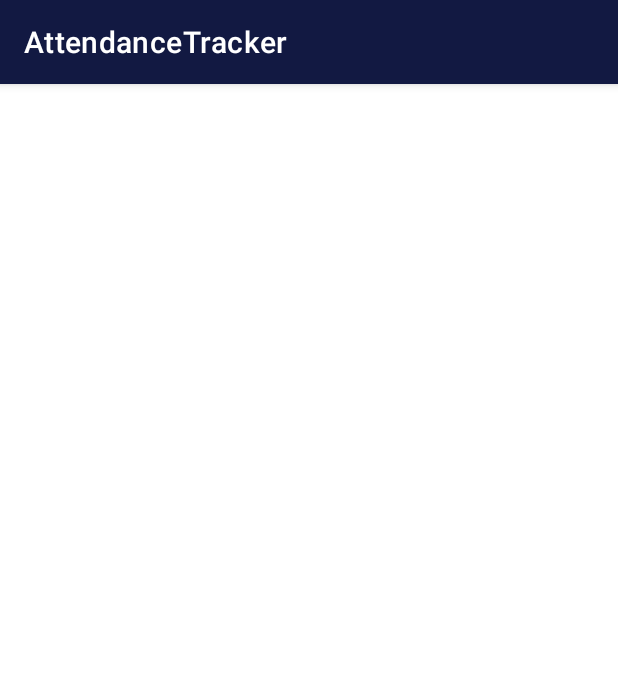
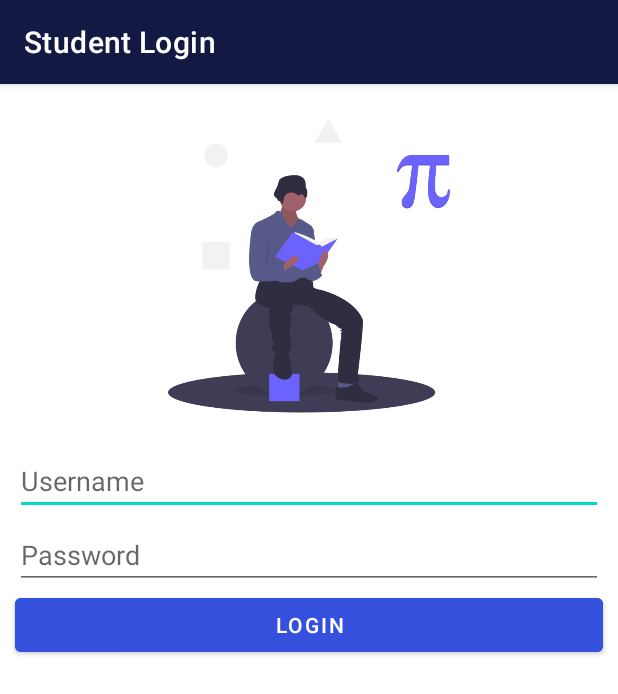
Before and after one commit to edgeDancer256/AttendanceTracker, an Android app: the StudentLogin screen opened directly, with no data from a screen before it, on a phone screen of 412 x 824 dp. Shown: the top 694 px of the screen. Run offline under Robolectric (Android 15) with nearby library versions, the phone set to English and light mode, and no system bars.

Commit message:
Welcome Screens

```diff
--- a/app/src/main/AndroidManifest.xml
+++ b/app/src/main/AndroidManifest.xml
@@ -15,9 +15,11 @@
         tools:targetApi="31">
         <activity
             android:name=".StudentLogin"
+            android:label="@string/student_activity"
             android:exported="false" />
         <activity
             android:name=".TeacherLogin"
+            android:label="@string/teacher_activity"
             android:exported="false" />
         <activity
             android:name=".AdminLogin"
--- a/app/src/main/res/layout/activity_student_login.xml
+++ b/app/src/main/res/layout/activity_student_login.xml
@@ -6,4 +6,79 @@
     android:layout_height="match_parent"
     tools:context=".StudentLogin">
 
+    <LinearLayout
+        android:layout_width="match_parent"
+        android:layout_height="match_parent"
+        android:orientation="vertical">
+
+        <ImageView
+            android:id="@+id/imageView4"
+            android:layout_width="match_parent"
+            android:layout_height="242dp"
+            android:maxWidth="10dp"
+            android:maxHeight="15dp"
+            app:srcCompat="@drawable/student_login" />
+
+        <EditText
+            android:id="@+id/editTextTextPersonName3"
+            android:layout_width="match_parent"
+            android:layout_height="wrap_content"
+            android:ems="10"
+            android:inputType="textPersonName"
+
+            android:layout_gravity="center"
+            android:layout_marginLeft="10dp"
+            android:layout_marginRight="10dp"
+
+            android:hint="@string/username"
+            android:text="" />
+
+        <View
+            android:id="@+id/divider4"
+            android:layout_width="match_parent"
+            android:layout_height="1dp"
+            android:backgroundTint="@color/white"
+            android:background="?android:attr/listDivider" />
+
+        <View
+            android:id="@+id/divider5"
+            android:layout_width="match_parent"
+            android:layout_height="1dp"
+            android:backgroundTint="@color/white"
+            android:background="?android:attr/listDivider" />
+
+        <View
+            android:id="@+id/divider6"
+            android:layout_width="match_parent"
+            android:layout_height="1dp"
+            android:backgroundTint="@color/white"
+            android:background="?android:attr/listDivider" />
+
+        <EditText
+            android:id="@+id/editTextTextPassword3"
+            android:layout_width="match_parent"
+            android:layout_height="wrap_content"
+            android:ems="10"
+
+            android:layout_gravity="center"
+            android:layout_marginLeft="10dp"
+            android:layout_marginRight="10dp"
+
+            android:hint="@string/password"
+            android:inputType="textPassword" />
+
+        <Button
+            android:id="@+id/button6"
+            android:layout_width="match_parent"
+            android:layout_height="wrap_content"
+
+            android:backgroundTint="@color/blue_button"
+
+            android:layout_gravity="center"
+            android:layout_marginLeft="10dp"
+            android:layout_marginRight="10dp"
+
+            android:width="150dp"
+            android:text="@string/login" />
+    </LinearLayout>
 </androidx.constraintlayout.widget.ConstraintLayout>
--- a/app/src/main/res/values/strings.xml
+++ b/app/src/main/res/values/strings.xml
@@ -7,6 +7,8 @@
 
 
     <string name="admin_activity">Master Login</string>
+    <string name="teacher_activity">Teacher Login</string>
+    <string name="student_activity">Student Login</string>
 
     <string name="username">Username</string>
     <string name="password">Password</string>
```
Also changed, not shown: app/src/main/java/com/nazgul/attendancetracker/MainActivity.java (+22 -0 lines), app/src/main/res/layout/activity_teacher_login.xml (+76 -0 lines), app/src/main/res/drawable/student_login.png (added), app/src/main/res/drawable/teacher_login.png (added).
